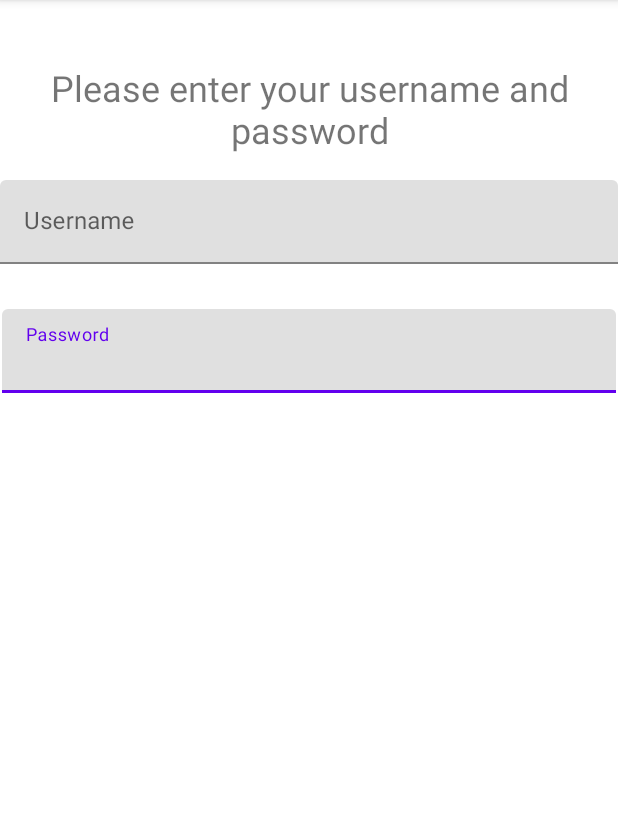
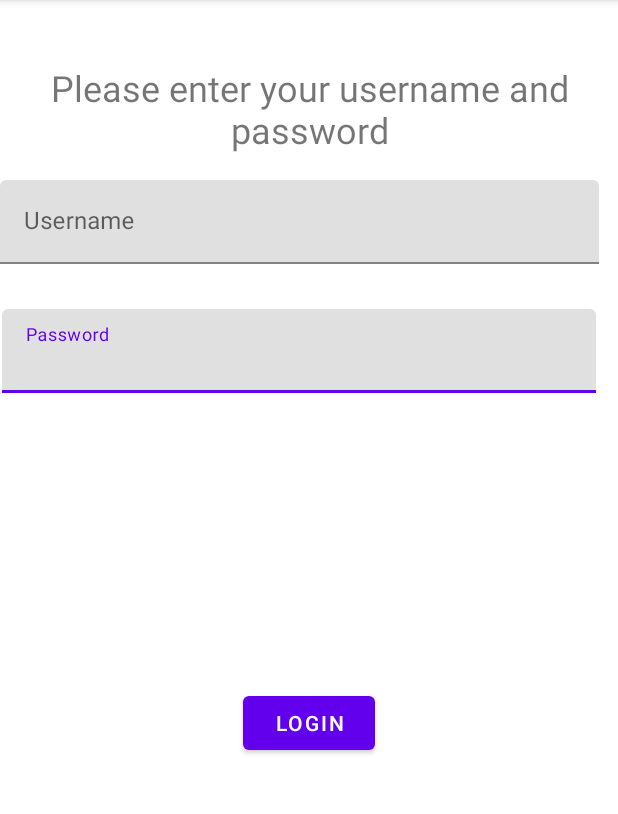
Before and after one commit to olegault/week3, an Android app: the screen it shows after launch (MainActivity), on a phone screen of 412 x 824 dp, the part 84-898 px from its top. Run offline under Robolectric (Android 15) with nearby library versions, the phone set to English and light mode, and no system bars.

Commit message:
final product

```diff
--- a/Week32/app/src/main/java/com/example/week3/MainActivity.kt
+++ b/Week32/app/src/main/java/com/example/week3/MainActivity.kt
@@ -1,11 +1,38 @@
 package com.example.week3
 
+import android.content.Intent
 import androidx.appcompat.app.AppCompatActivity
 import android.os.Bundle
+import android.widget.Button
+import android.widget.EditText
+import android.widget.Toast
 
 class MainActivity : AppCompatActivity() {
+    // Define variables:
+    private lateinit var loginButton: Button
+    private lateinit var username: EditText
+    private lateinit var password: EditText
+
     override fun onCreate(savedInstanceState: Bundle?) {
         super.onCreate(savedInstanceState)
         setContentView(R.layout.activity_main)
+
+        // Assign variables:
+        loginButton = findViewById(R.id.loginButton)
+        username = findViewById(R.id.userNameInput)
+        password = findViewById(R.id.passwordInput)
+
+        // Button clicked -> Go to Second page (only if username & password is not empty)
+        loginButton.setOnClickListener {
+            val user: String = username.text.toString()
+            val pass: String = password.text.toString()
+            if (user.isEmpty() || pass.isEmpty()) {
+                Toast.makeText(applicationContext, "Please type in both username & password!", Toast.LENGTH_LONG).show()
+            } else {
+                val intent = Intent(this@MainActivity, SecondActivity::class.java)
+                intent.putExtra("username", user)
+                startActivity(intent)
+            }
+        }
     }
 }
--- a/Week32/app/src/main/res/layout/activity_main.xml
+++ b/Week32/app/src/main/res/layout/activity_main.xml
@@ -7,6 +7,7 @@
     tools:context=".MainActivity">
 
     <com.google.android.material.textfield.TextInputLayout
+        android:id="@+id/textInputLayout2"
         android:layout_width="409dp"
         android:layout_height="wrap_content"
         android:layout_marginTop="30dp"
@@ -17,10 +18,11 @@
 
         <com.google.android.material.textfield.TextInputEditText
             android:id="@+id/passwordInput"
-            android:layout_width="match_parent"
+            android:layout_width="396dp"
             android:layout_height="wrap_content"
-            android:hint="Password"
-            android:inputType="textPassword" />
+            android:hint="@string/password"
+            android:inputType="textPassword"
+            tools:ignore="TextContrastCheck" />
     </com.google.android.material.textfield.TextInputLayout>
 
     <com.google.android.material.textfield.TextInputLayout
@@ -35,9 +37,10 @@
 
         <com.google.android.material.textfield.TextInputEditText
             android:id="@+id/userNameInput"
-            android:layout_width="match_parent"
+            android:layout_width="399dp"
             android:layout_height="wrap_content"
-            android:hint="Username" />
+            android:hint="@string/username"
+            tools:ignore="TextContrastCheck" />
     </com.google.android.material.textfield.TextInputLayout>
 
     <TextView
@@ -45,11 +48,24 @@
         android:layout_width="wrap_content"
         android:layout_height="wrap_content"
         android:layout_marginTop="42dp"
-        android:text="Please enter your username and password"
+        android:text="@string/instructionText"
         android:textAlignment="center"
         android:textSize="24sp"
         app:layout_constraintEnd_toEndOf="parent"
         app:layout_constraintHorizontal_bias="0.5"
         app:layout_constraintStart_toStartOf="parent"
         app:layout_constraintTop_toTopOf="parent" />
+
+    <Button
+        android:id="@+id/loginButton"
+        android:layout_width="wrap_content"
+        android:layout_height="wrap_content"
+        android:layout_marginTop="114dp"
+        android:layout_marginBottom="180dp"
+        android:text="@string/login"
+        app:layout_constraintBottom_toBottomOf="parent"
+        app:layout_constraintEnd_toEndOf="parent"
+        app:layout_constraintHorizontal_bias="0.5"
+        app:layout_constraintStart_toStartOf="parent"
+        app:layout_constraintTop_toBottomOf="@+id/textInputLayout2" />
 </androidx.constraintlayout.widget.ConstraintLayout>
--- a/Week32/app/src/main/res/values/strings.xml
+++ b/Week32/app/src/main/res/values/strings.xml
@@ -1,3 +1,9 @@
 <resources>
     <string name="app_name">Week 3</string>
+    <string name="instructionText">Please enter your username and password</string>
+    <string name="username">Username</string>
+    <string name="password">Password</string>
+    <string name="login">Login</string>
+    <string name="hello">Hello, </string>
+    <string name="salute_image">salute image</string>
 </resources>
```
Also changed, not shown: Week32/app/src/main/java/com/example/week3/SecondActivity.kt (+16 -0 lines), Week32/app/src/main/res/layout/activity_second.xml (+5 -4 lines).
